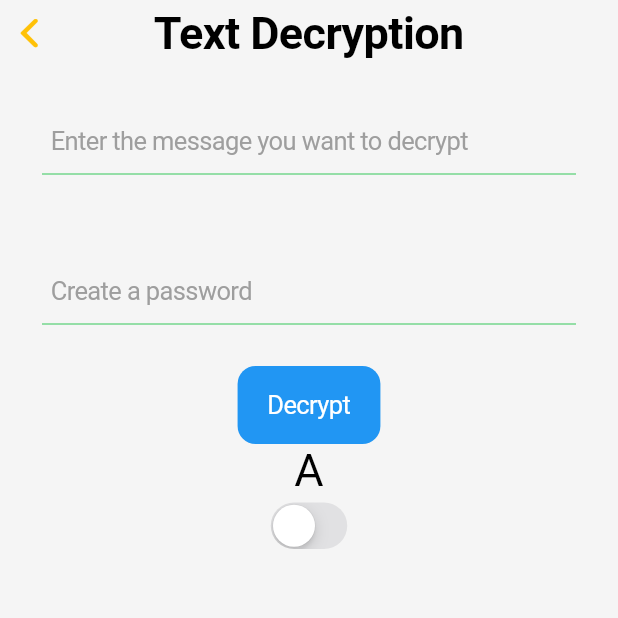
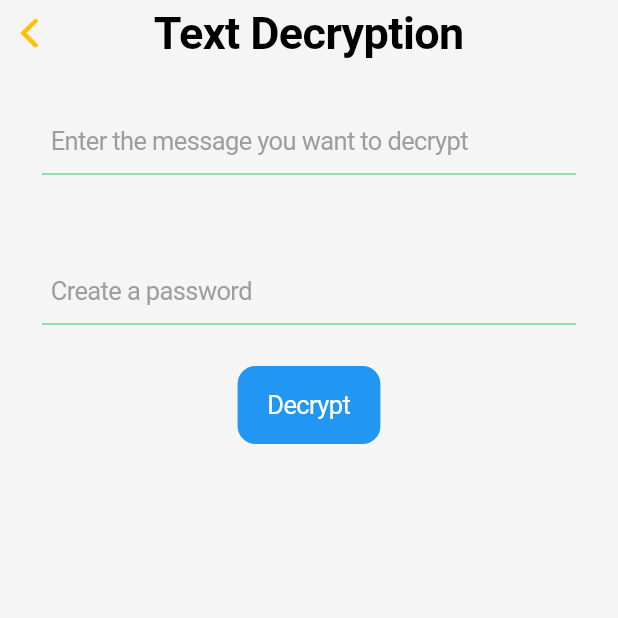
Before and after one commit to emeleonufavour/encryption_and_decryption, a Flutter app: the DecryptPage screen opened directly, on a phone screen of 412 x 824 dp, the top half of it. Run offline on Flutter 3.47's test engine with Material 2 defaults, Android fonts, the phone set to English and light mode, and no system bars; our stand-ins replace hex; missing offline and left inert: cryptography.

Commit message:
I fixed the page not updating

```diff
--- a/lib/screens/decryptscreen.dart
+++ b/lib/screens/decryptscreen.dart
@@ -93,20 +93,6 @@ class _DecryptPageState extends State<DecryptPage> {
                 });
                 print('message: $message');
               }),
-          Text(
-            'A',
-            style: TextStyle(fontSize: 30, color: Colors.black),
-          ),
-          CupertinoSwitch(
-            value: _isOn,
-            activeColor: CupertinoColors.activeBlue,
-            onChanged: (bool? value) {
-              // This is called when the user toggles the switch.
-              setState(() {
-                _isOn = value ?? false;
-              });
-            },
-          ),
         ],
       ),
     );
```
Also changed, not shown: lib/screens/home.dart (+20 -0 lines).
